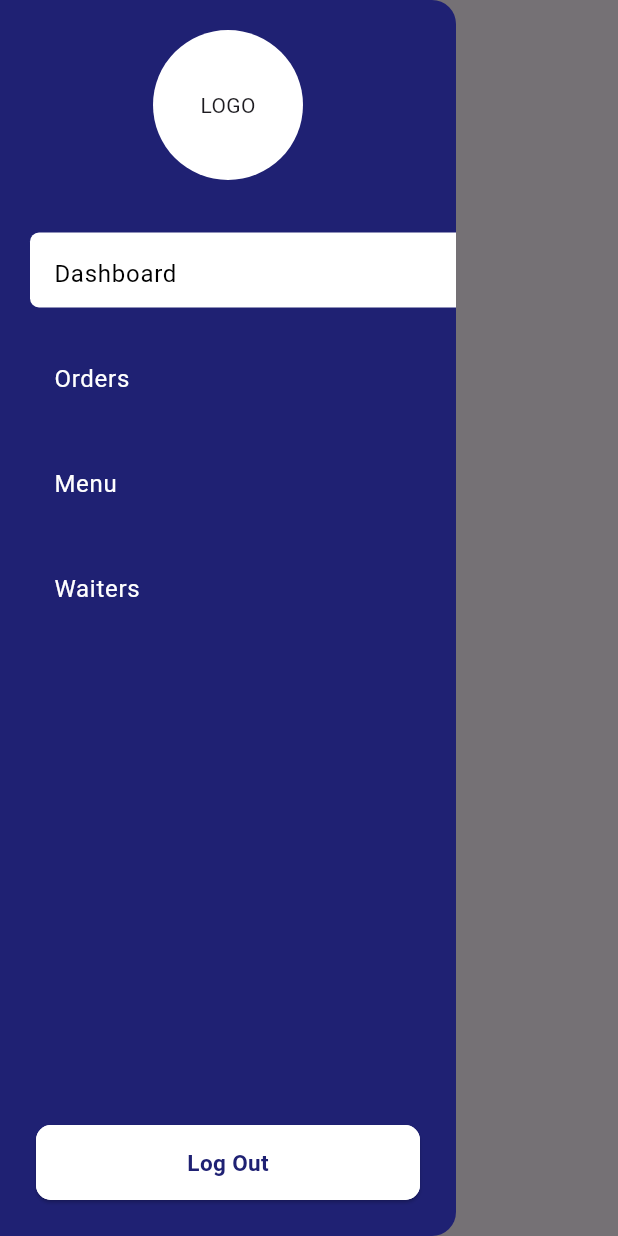
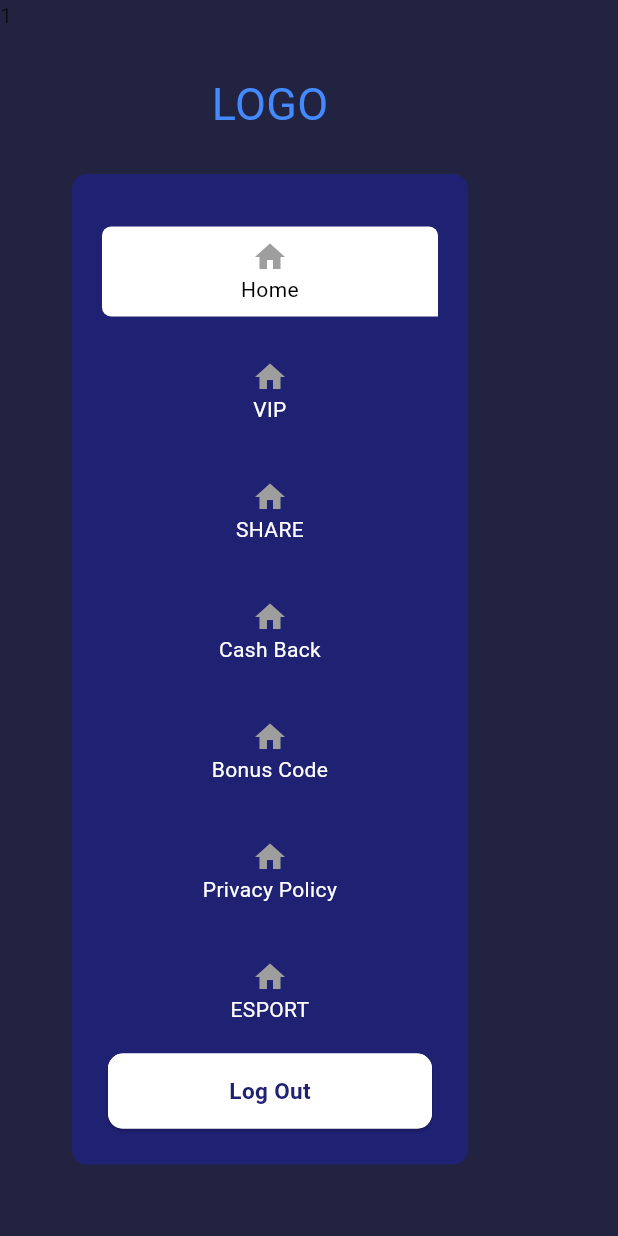
Before and after one commit to ayanedupk12/hlive, a Flutter app: the screen it shows after launch, with the side drawer open, on a phone screen of 412 x 824 dp. Run offline on Flutter 3.47's test engine with Material 2 defaults, Android fonts, the phone set to English and light mode, and no system bars; our stand-ins replace get.

Commit message:
dashboard 80%

```diff
--- a/lib/views/screens/dashboard/dashboard_screen.dart
+++ b/lib/views/screens/dashboard/dashboard_screen.dart
@@ -1,4 +1,5 @@
 import 'package:flutter/material.dart';
+import 'package:hllive/core/constant/colors.dart';
 
 import '../../responsive.dart';
 import 'dashboard_controller.dart';
@@ -14,8 +15,12 @@ class DashboardScreen extends StatelessWidget {
         init: DashboardController(),
         builder: (dashboardController) {
           return Scaffold(
+            backgroundColor: primaryColor.withOpacity(0.8),
             key: dashboardController.scaffoldKey,
-            drawer: SideMenu(),
+            drawer: Padding(
+              padding: const EdgeInsets.all(28.0),
+              child: SideMenu(),
+            ),
             body: SafeArea(
               child: Row(
                 crossAxisAlignment: CrossAxisAlignment.start,
--- a/lib/views/screens/dashboard/widget/side_menu.dart
+++ b/lib/views/screens/dashboard/widget/side_menu.dart
@@ -12,27 +12,35 @@ class SideMenu extends StatelessWidget {
   @override
   Widget build(BuildContext context) {
     return Drawer(
-      backgroundColor: primaryColor,
+      backgroundColor: Colors.transparent,
+      child: Column(
+        children: [
+          SizedBox(
+            height: 20,
+          ),
+          Container(
+            width: 80,
+            child: Center(
+              child: Text(
+                "LOGO",
+                style: TextStyle(color: Colors.blueAccent, fontSize: 30),
+              ),
+            ),
+          ),
+          SizedBox(
+            height: 5,
+          ),
+          SizedBox(
+            height: context.height * 0.85,
+            child: Padding(
+              padding: const EdgeInsets.all(20.0),
+              child: Container(
+                decoration: BoxDecoration(
+                    color: primaryColor,
+                    borderRadius: BorderRadius.circular(10)),
                 child: Column(
                   children: [
                     // Add the user accounts drawer header here
-          SizedBox(
-            height: 20,
-          ),
-          // CircleAvatar(
-          //   radius: 60, // Use responsive_sizer for radius
-          // //  backgroundImage:AssetImage(AppAssets.imgProfile),
-          //   child: Image.asset(AppAssets.imgProfile),
-          // ),
-          Container(
-            height: 100,
-            width: 100,
-            decoration:
-                BoxDecoration(color: whiteColor, shape: BoxShape.circle),
-            child: Center(
-              child: Text("LOGO"),
-            ),
-          ),
                     SizedBox(
                       height: 20,
                     ),
@@ -51,13 +59,18 @@ class SideMenu extends StatelessWidget {
                                 press: () {
                                   controller.onOptionButtonTap(index);
                                 },
-                      color: controller.selectedOptionIndex.value == index
+                                color: controller.selectedOptionIndex.value ==
+                                        index
                                     ? Colors.white
                                     : primaryColor,
-                      textColor: controller.selectedOptionIndex.value == index
+                                textColor:
+                                    controller.selectedOptionIndex.value ==
+                                            index
                                         ? Colors.black
                                         : Colors.white,
-                      imageColor: controller.selectedOptionIndex.value == index
+                                imageColor:
+                                    controller.selectedOptionIndex.value ==
+                                            index
                                         ? primaryColor
                                         : Colors.white,
                               ),
@@ -66,7 +79,6 @@ class SideMenu extends StatelessWidget {
                         },
                       ),
                     ),
-          const Spacer(),
 
                     Padding(
                       padding: const EdgeInsets.symmetric(horizontal: 20),
@@ -83,6 +95,11 @@ class SideMenu extends StatelessWidget {
 
                     SizedBox(
                       height: 20,
+                    ),
+                  ],
+                ),
+              ),
+            ),
           ),
         ],
       ),
@@ -112,32 +129,36 @@ class DrawerListTile extends StatelessWidget {
     return InkWell(
       onTap: press,
       child: Padding(
-        padding: const EdgeInsets.only(left: 20, top: 10),
+        padding: const EdgeInsets.only(left: 20, top: 10, right: 20),
         child: Container(
-          height: 50,
+            // height: 50,
             width: Get.width,
             decoration: BoxDecoration(
                 color: color ?? primaryColor,
                 borderRadius: const BorderRadius.only(
                   bottomLeft: Radius.circular(6),
                   topLeft: Radius.circular(6),
+                  topRight: Radius.circular(6),
                 ) // Change the background color
 
                 ),
-          child: ListTile(
-            horizontalTitleGap: 0.0,
-            // leading: SvgPicture.asset(
-            //   svgSrc,
-            //   color: imageColor ?? Colors.white,
-            //   //colorFilter: ColorFilter.mode(imageColor ?? Colors.white, BlendMode.srcIn),
-            //   height: 16,
-            // ),
-            title: Text(
+            child: Padding(
+              padding: const EdgeInsets.all(8.0),
+              child: Column(
+                crossAxisAlignment: CrossAxisAlignment.center,
+                children: [
+                  Icon(
+                    Icons.home,
+                    color: Colors.grey,
+                  ),
+                  Text(
                     title,
                     style: TextStyle(color: textColor ?? Colors.white),
+                    textAlign: TextAlign.center,
                   ),
+                ],
               ),
-        ),
+            )),
       ),
     );
   }
@@ -154,15 +175,23 @@ class DrawerItem {
 }
 
 final List<DrawerItem> drawerItems = [
-  DrawerItem(title: "Dashboard", svgSrc: ""),
-  DrawerItem(title: "Orders", svgSrc: ""),
-  DrawerItem(title: "Menu", svgSrc: ""),
+  DrawerItem(title: "Home", svgSrc: ""),
+  DrawerItem(title: "VIP", svgSrc: ""),
+  DrawerItem(title: "SHARE", svgSrc: ""),
   DrawerItem(
-    title: "Waiters",
+    title: "Cash Back",
     svgSrc: "",
   ),
   DrawerItem(
-    title: "Chef",
+    title: "Bonus Code",
+    svgSrc: "",
+  ),
+  DrawerItem(
+    title: "Privacy Policy",
+    svgSrc: "",
+  ),
+  DrawerItem(
+    title: "ESPORT",
     svgSrc: "",
   ),
 ];
```
Lines whose indentation alone changed are shown as unchanged.
